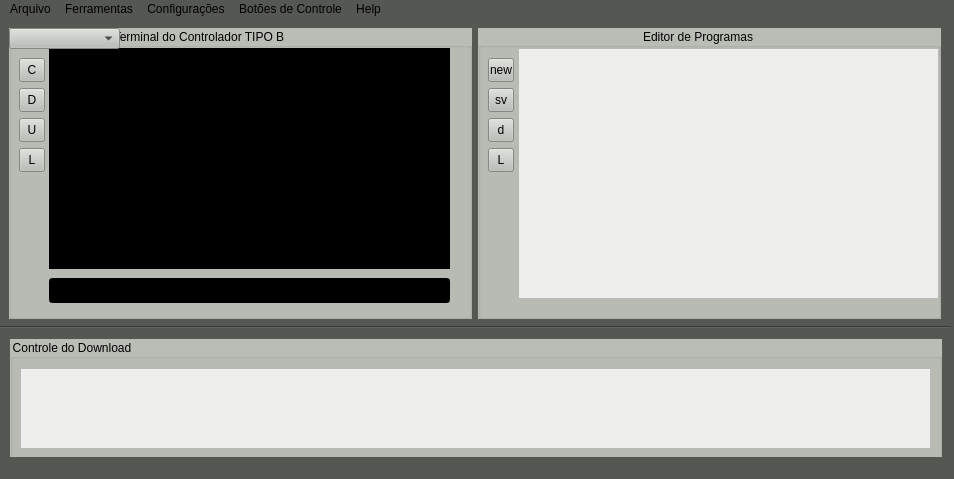
This is alfa/mainwindow.ui in cimtools/Krobosoft as Qt 5 draws it before an edit. The edited form follows.
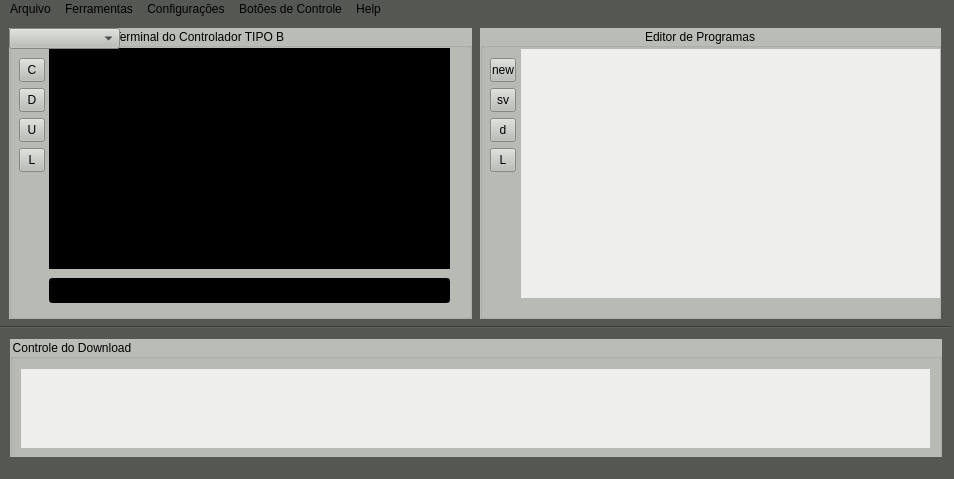
This is the edited form.

Commit message: Documentation and save button on menu

What changed in the file:
```diff
--- a/alfa/mainwindow.ui
+++ b/alfa/mainwindow.ui
@@ -42,9 +42,9 @@
    <widget class="QGroupBox" name="groupBox">
     <property name="geometry">
      <rect>
-      <x>478</x>
+      <x>480</x>
       <y>9</y>
-      <width>463</width>
+      <width>461</width>
       <height>291</height>
      </rect>
     </property>
```
Left out of the diff: 24 changed lines with no effect on the pictures. The commit also changes 6 other files.
